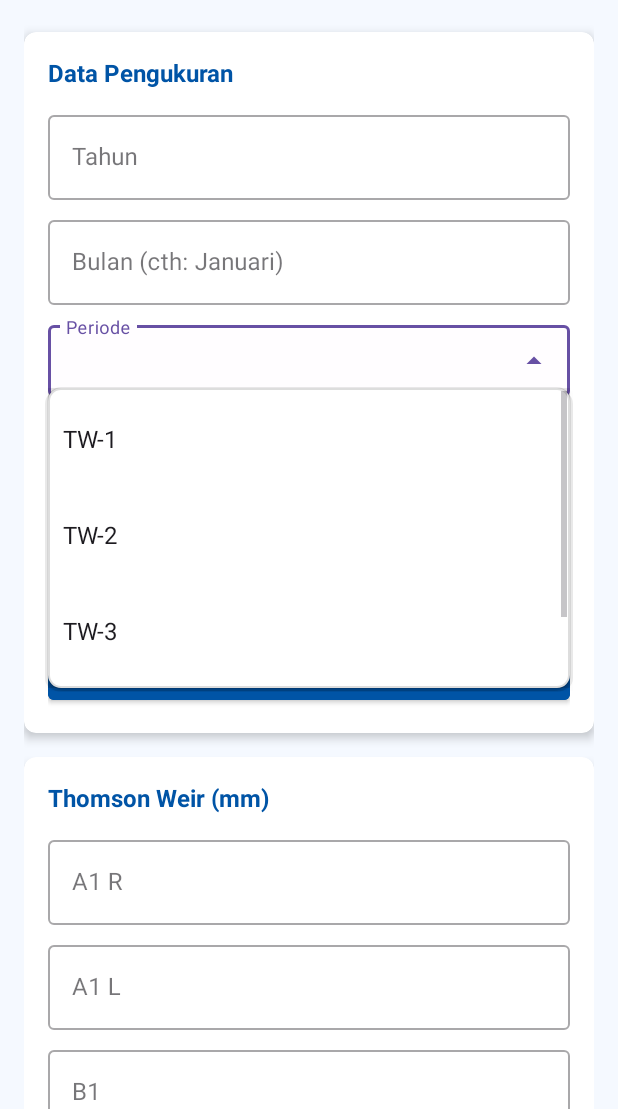
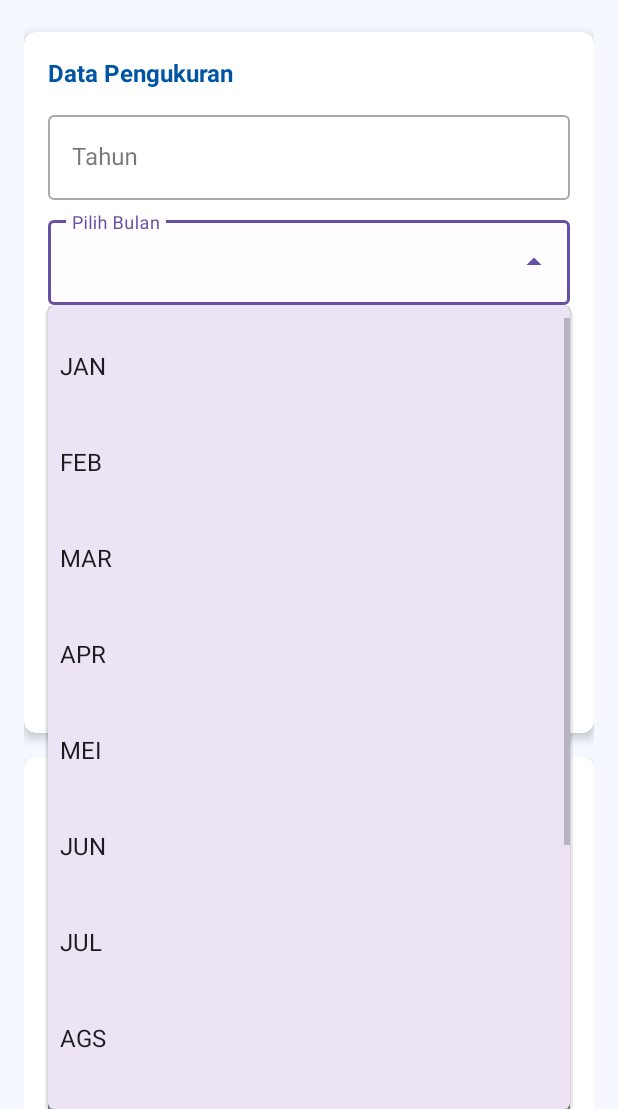
Before and after one commit to Adhitya307/apps-ghw, an Android app: the InputDataActivity screen opened directly, with no data from a screen before it, after a tap on an icon or button, on a phone screen of 412 x 824 dp, the part 127-1236 px from its top. Run offline under Robolectric (Android 15) with nearby library versions, the phone set to English and light mode, and no system bars; 1 other tap on this screen came first.

Commit message:
Dropdown Bulan

```diff
--- a/app/src/main/java/com/example/kerjapraktik/InputDataActivity.java
+++ b/app/src/main/java/com/example/kerjapraktik/InputDataActivity.java
@@ -90,6 +90,16 @@
         btnSubmitThomson.setOnClickListener(v -> handleThomson());
         btnSubmitSR.setOnClickListener(v -> handleSR());
         btnSubmitBocoran.setOnClickListener(v -> handleBocoran());
+
+        String[] bulanArray = getResources().getStringArray(R.array.bulan_options);
+        ArrayAdapter<String> bulanAdapter = new ArrayAdapter<>(
+                this,
+                android.R.layout.simple_dropdown_item_1line,
+                bulanArray
+        );
+        ((AutoCompleteTextView) inputBulan).setAdapter(bulanAdapter);
+        inputBulan.setOnClickListener(v -> ((AutoCompleteTextView) inputBulan).showDropDown());
+
 
         // Setup dropdown Periode
         String[] periodeArray = getResources().getStringArray(R.array.periode_options);
--- a/app/src/main/res/layout/activity_input_data.xml
+++ b/app/src/main/res/layout/activity_input_data.xml
@@ -74,15 +74,17 @@
                 <com.google.android.material.textfield.TextInputLayout
                     android:layout_width="match_parent"
                     android:layout_height="wrap_content"
-                    android:layout_marginBottom="8dp"
-                    style="@style/Widget.MaterialComponents.TextInputLayout.OutlinedBox">
+                    style="@style/Widget.MaterialComponents.TextInputLayout.OutlinedBox.ExposedDropdownMenu"
+                    android:layout_marginBottom="8dp">
 
-                    <com.google.android.material.textfield.TextInputEditText
+                    <AutoCompleteTextView
                         android:id="@+id/inputBulan"
                         android:layout_width="match_parent"
                         android:layout_height="wrap_content"
-                        android:hint="Bulan (cth: Januari)"/>
+                        android:hint="Pilih Bulan"
+                        android:inputType="none" />
                 </com.google.android.material.textfield.TextInputLayout>
+
 
                 <!-- Dropdown untuk Periode -->
                 <com.google.android.material.textfield.TextInputLayout
--- a/app/src/main/res/values/strings.xml
+++ b/app/src/main/res/values/strings.xml
@@ -16,4 +16,19 @@
         <item>TW-3</item>
         <item>TW-4</item>
     </string-array>
+
+    <string-array name="bulan_options">
+        <item>JAN</item>
+        <item>FEB</item>
+        <item>MAR</item>
+        <item>APR</item>
+        <item>MEI</item>
+        <item>JUN</item>
+        <item>JUL</item>
+        <item>AGS</item>
+        <item>SEP</item>
+        <item>OKT</item>
+        <item>NOV</item>
+        <item>DES</item>
+    </string-array>
 </resources>
```
